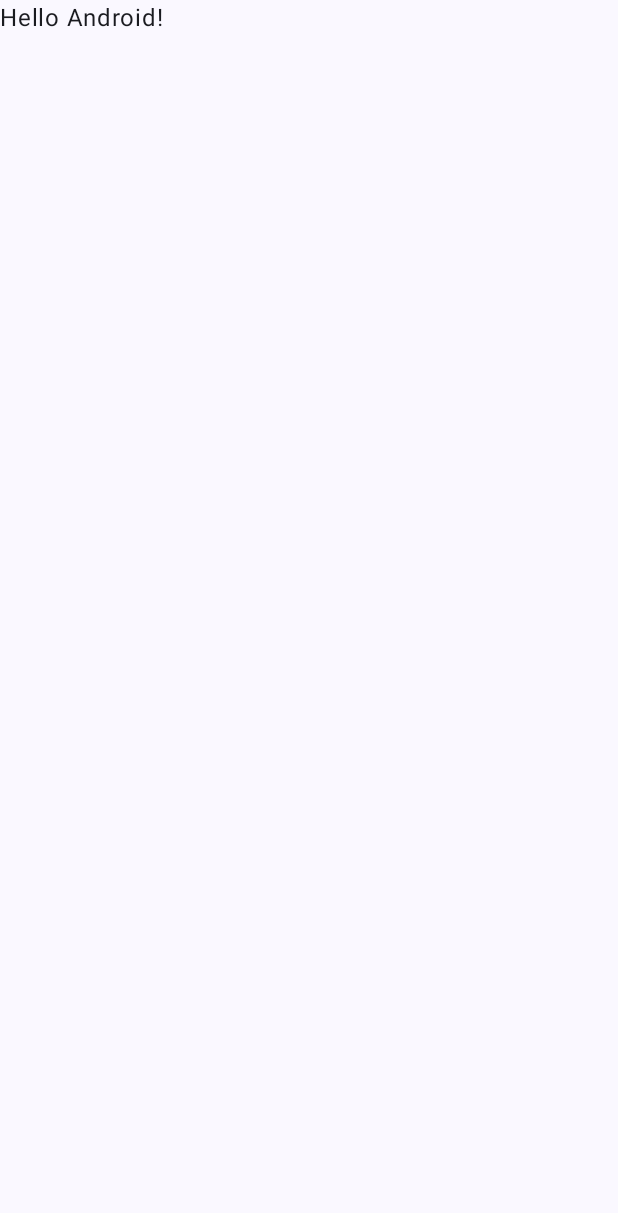
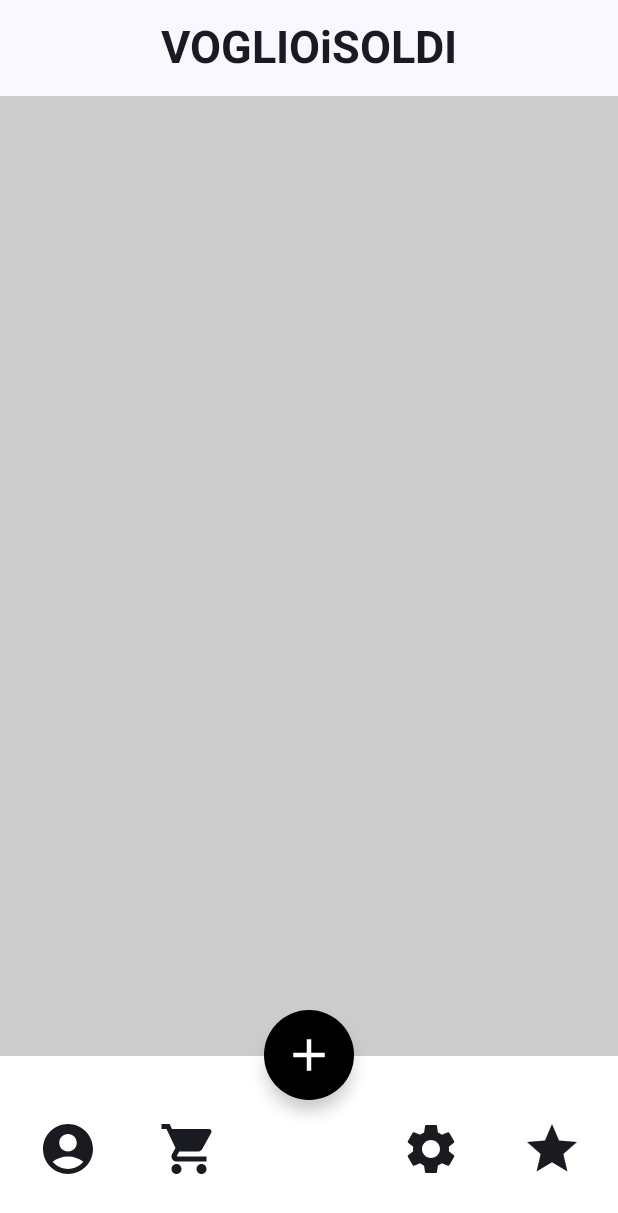
Before and after one commit to BlusterX/VoglioiSoldi, an Android app built with Jetpack Compose: the screen it shows after launch (MainActivity), on a phone screen of 412 x 824 dp. Before the commit the part shown is almost empty. Shown: the top 1213 px of the screen. Run offline under Robolectric (Android 15) with nearby library versions, the phone set to English and light mode, and no system bars.

Commit message:
Update libraries and MainActivity

```diff
--- a/app/build.gradle.kts
+++ b/app/build.gradle.kts
@@ -6,12 +6,12 @@ plugins {
 
 android {
     namespace = "com.example.voglioisoldi"
-    compileSdk = 34
+    compileSdk = 35
 
     defaultConfig {
         applicationId = "com.example.voglioisoldi"
         minSdk = 26
-        targetSdk = 34
+        targetSdk = 35
         versionCode = 1
         versionName = "1.0"
 
@@ -49,6 +49,9 @@ dependencies {
     implementation(libs.androidx.ui.graphics)
     implementation(libs.androidx.ui.tooling.preview)
     implementation(libs.androidx.material3)
+    // Added libraries
+    implementation (libs.androidx.lifecycle.runtime.compose.android)
+
     testImplementation(libs.junit)
     androidTestImplementation(libs.androidx.junit)
     androidTestImplementation(libs.androidx.espresso.core)
--- a/app/src/main/AndroidManifest.xml
+++ b/app/src/main/AndroidManifest.xml
@@ -23,6 +23,7 @@
                 <category android:name="android.intent.category.LAUNCHER" />
             </intent-filter>
         </activity>
+        <activity android:name="com.example.voglioisoldi.SettingsActivity" android:exported="false" />
     </application>
 
 </manifest>
--- a/app/src/main/java/com/example/voglioisoldi/MainActivity.kt
+++ b/app/src/main/java/com/example/voglioisoldi/MainActivity.kt
@@ -4,14 +4,38 @@ import android.os.Bundle
 import androidx.activity.ComponentActivity
 import androidx.activity.compose.setContent
 import androidx.activity.enableEdgeToEdge
+import androidx.compose.foundation.background
+import androidx.compose.foundation.layout.Box
+import androidx.compose.foundation.layout.Spacer
 import androidx.compose.foundation.layout.fillMaxSize
+import androidx.compose.foundation.layout.height
+import androidx.compose.foundation.layout.offset
 import androidx.compose.foundation.layout.padding
+import androidx.compose.foundation.layout.size
+import androidx.compose.foundation.shape.CircleShape
+import androidx.compose.material.icons.Icons
+import androidx.compose.material.icons.filled.AccountCircle
+import androidx.compose.material.icons.filled.Add
+import androidx.compose.material.icons.filled.Settings
+import androidx.compose.material.icons.filled.ShoppingCart
+import androidx.compose.material.icons.filled.Star
+import androidx.compose.material3.BottomAppBar
+import androidx.compose.material3.CenterAlignedTopAppBar
+import androidx.compose.material3.ExperimentalMaterial3Api
+import androidx.compose.material3.FabPosition
+import androidx.compose.material3.FloatingActionButton
+import androidx.compose.material3.Icon
+import androidx.compose.material3.IconButton
 import androidx.compose.material3.Scaffold
 import androidx.compose.material3.Text
 import androidx.compose.runtime.Composable
 import androidx.compose.ui.Modifier
-import androidx.compose.ui.tooling.preview.Preview
+import androidx.compose.ui.graphics.Color
+import androidx.compose.ui.text.font.FontWeight
+import androidx.compose.ui.unit.dp
+import androidx.compose.ui.unit.sp
 import com.example.voglioisoldi.ui.theme.VoglioiSoldiTheme
+
 
 class MainActivity : ComponentActivity() {
     override fun onCreate(savedInstanceState: Bundle?) {
@@ -19,29 +43,106 @@ class MainActivity : ComponentActivity() {
         enableEdgeToEdge()
         setContent {
             VoglioiSoldiTheme {
-                Scaffold(modifier = Modifier.fillMaxSize()) { innerPadding ->
-                    Greeting(
-                        name = "Android",
-                        modifier = Modifier.padding(innerPadding)
-                    )
-                }
+                MyMainScreen()
             }
         }
     }
 }
 
+@OptIn(ExperimentalMaterial3Api::class)
 @Composable
-fun Greeting(name: String, modifier: Modifier = Modifier) {
-    Text(
-        text = "Hello $name!",
-        modifier = modifier
+fun MyTopBar() {
+    CenterAlignedTopAppBar(
+        title = {
+            Text(
+                text = "VOGLIOiSOLDI",
+                fontWeight = FontWeight.Bold,
+                fontSize = 30.sp
+            )
+        }
     )
 }
 
-@Preview(showBackground = true)
 @Composable
-fun GreetingPreview() {
-    VoglioiSoldiTheme {
-        Greeting("Android")
+fun MyBottomBar() {
+    BottomAppBar(
+        containerColor = Color.White,
+        modifier = Modifier.height(120.dp)
+    ) {
+        IconButton(
+            onClick = { /* Account */ },
+            modifier = Modifier.weight(1f)
+        ) {
+            Icon(
+                Icons.Filled.AccountCircle,
+                contentDescription = "Account",
+                modifier = Modifier.size(50.dp)
+            )
+        }
+        IconButton(
+            onClick = { /* Transaction */ },
+            modifier = Modifier.weight(1f)
+        ) {
+            Icon(
+                Icons.Filled.ShoppingCart,
+                contentDescription = "Transactions",
+                modifier = Modifier.size(50.dp)
+            )
+        }
+        Spacer(Modifier.weight(1f, true))
+        IconButton(
+            onClick = { /* Settings */ },
+            modifier = Modifier.weight(1f)
+        ) {
+            Icon(
+                Icons.Filled.Settings,
+                contentDescription = "Settings",
+                modifier = Modifier.size(50.dp)
+            )
+        }
+        IconButton(
+            onClick = { /* Graphs */ },
+            modifier = Modifier.weight(1f)
+        ) {
+            Icon(
+                Icons.Filled.Star,
+                contentDescription = "Graphs",
+                modifier = Modifier.size(50.dp)
+            )
+        }
     }
 }
+
+@Composable
+fun MyMainScreen() {
+    Scaffold(
+        modifier = Modifier.fillMaxSize(),
+        topBar = { MyTopBar() },
+        //TODO: To insert in another Composable(button add)
+        floatingActionButton = {
+            FloatingActionButton(
+                onClick = { /* Add */ },
+                modifier = Modifier.size(60.dp).offset(y = 45.dp),
+                containerColor = Color.Black,
+                contentColor = Color.White,
+                shape = CircleShape
+            ) {
+                Icon(
+                    Icons.Filled.Add,
+                    contentDescription = "Add",
+                    modifier = Modifier.size(36.dp),
+                    tint = Color.White
+                )
+            }
+        },
+        floatingActionButtonPosition = FabPosition.Center,
+        bottomBar = { MyBottomBar() }
+    ) { innerPadding ->
+        Box(
+            modifier = Modifier
+                .padding(innerPadding)
+                .fillMaxSize()
+                .background(Color.LightGray)
+        )
+    }
+}
--- a/gradle/libs.versions.toml
+++ b/gradle/libs.versions.toml
@@ -1,13 +1,14 @@
 [versions]
 agp = "8.7.3"
 kotlin = "2.0.0"
-coreKtx = "1.15.0"
+coreKtx = "1.16.0"
 junit = "4.13.2"
 junitVersion = "1.2.1"
 espressoCore = "3.6.1"
-lifecycleRuntimeKtx = "2.8.7"
+lifecycleRuntimeKtx = "2.9.1"
 activityCompose = "1.10.1"
-composeBom = "2024.04.01"
+composeBom = "2025.06.00"
+lifecycleRuntimeComposeAndroid = "2.9.1"
 
 [libraries]
 androidx-core-ktx = { group = "androidx.core", name = "core-ktx", version.ref = "coreKtx" }
@@ -24,6 +25,7 @@ androidx-ui-tooling-preview = { group = "androidx.compose.ui", name = "ui-toolin
 androidx-ui-test-manifest = { group = "androidx.compose.ui", name = "ui-test-manifest" }
 androidx-ui-test-junit4 = { group = "androidx.compose.ui", name = "ui-test-junit4" }
 androidx-material3 = { group = "androidx.compose.material3", name = "material3" }
+androidx-lifecycle-runtime-compose-android = { group = "androidx.lifecycle", name = "lifecycle-runtime-compose-android", version.ref = "lifecycleRuntimeComposeAndroid" }
 
 [plugins]
 android-application = { id = "com.android.application", version.ref = "agp" }
```
